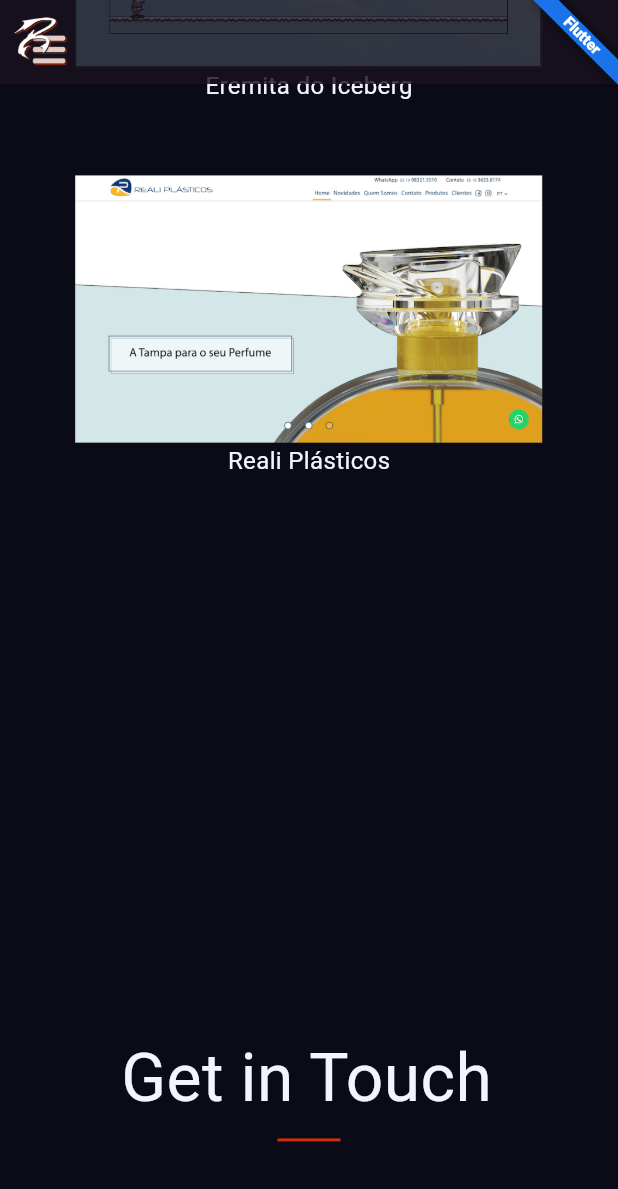
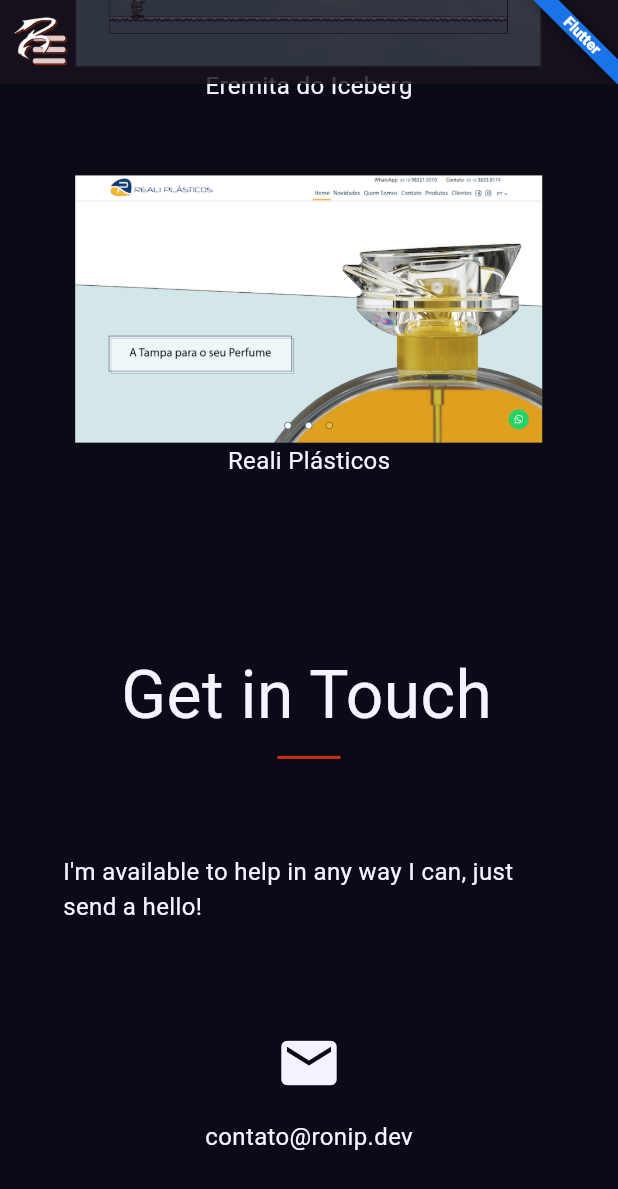
Before and after one commit to ronipaschoal/ronip, a Flutter app: the screen it shows after launch, scrolled down 2304 dp, on a phone screen of 412 x 824 dp. Shown: the top 1189 px of the screen. Run offline on Flutter 3.47's test engine with Material 3 defaults, Android fonts, the light colour scheme and no system bars; our stand-ins replace flutter_bloc, flutter_svg, go_router; generated files the repository leaves out were written again.

Commit message:
refactor: changed contact session

```diff
--- a/lib/l10n/app_en.arb
+++ b/lib/l10n/app_en.arb
@@ -10,5 +10,6 @@
     "totvsMobileApps": "After a few years focusing mainly on front-end development, I returned to the world of mobile apps in late 2021 and completely fell in love with Dart and Flutter. Currently, I am part of the first mobile-focused team at TOTVs - CMNet, where I have the opportunity to develop libraries and applications for Android and iOS.",
     "letSConnect": "I love facing challenges and adapting quickly to new technologies. Always looking for innovation, I like to collaborate on projects that have a real and positive impact. If you're interested in mobile technology or just want to exchange ideas on the subject, I'm always open for a conversation! Let's connect?",
     "myPrograms": "Some of my programs",
-    "getInTouch": "Get in Touch"
+    "getInTouch": "Get in Touch",
+    "sayHello": "I'm available to help in any way I can, just send a hello!"
 }
--- a/lib/l10n/app_pt.arb
+++ b/lib/l10n/app_pt.arb
@@ -10,5 +10,6 @@
     "totvsMobileApps": "Depois de alguns anos focado principalmente no desenvolvimento front-end, voltei para o mundo dos aplicativos móveis no final de 2022 e me apaixonei completamente por Dart e Flutter. Atualmente, faço parte da primeira equipe focada no mobile da TOTVs - CMNet, onde tenho a oportunidade de desenvolver bibliotecas e aplicativos para Android e iOS.",
     "letSConnect": "Adoro enfrentar desafios e me adaptar rapidamente a novas tecnologias. Sempre em busca de inovação, gosto de colaborar em projetos que tenham um impacto real e positivo. Se você está interessado em tecnologia móvel ou só quer trocar ideias sobre o assunto, estou sempre aberto para uma conversa! Vamos nos conectar?",
     "myPrograms": "Alguns dos meus programas",
-    "getInTouch": "Entre em contato"
+    "getInTouch": "Entre em contato",
+    "sayHello": "Estou à disposição no que puder ajudar, é só mandar um oi!"
 }
--- a/lib/model/home_menu_model.dart
+++ b/lib/model/home_menu_model.dart
@@ -50,10 +50,12 @@
 }
 
 class ExternalMenu {
+  final String text;
   final String icon;
   final String url;
 
   ExternalMenu({
+    required this.text,
     required this.icon,
     required this.url,
   });
@@ -62,13 +64,15 @@
     HyperlinkHelper.targetBlank(url);
   }
 
-  Widget get iconWidget => SvgPicture.asset(
+  Widget iconWidget(Size size) {
+    return SvgPicture.asset(
       icon,
-        width: 16,
-        height: 16,
+      width: size.width,
+      height: size.height,
       colorFilter: const ColorFilter.mode(
         RpTheme.textColor,
         BlendMode.srcIn,
       ),
     );
   }
+}
--- a/lib/pages/home/home_screen.dart
+++ b/lib/pages/home/home_screen.dart
@@ -73,10 +73,12 @@
 
   late final _externalMenuList = [
     ExternalMenu(
+      text: 'LinkedIn',
       icon: 'assets/images/logos/linkedin.svg',
       url: 'https://www.linkedin.com/in/roni-paschoal/',
     ),
     ExternalMenu(
+      text: 'GitHub',
       icon: 'assets/images/logos/github.svg',
       url: 'https://github.com/ronipaschoal/',
     ),
@@ -151,7 +153,10 @@
                 HomeSection(key: _getKeyByTitle(HomeSectionEnum.home)),
                 AboutSection(key: _getKeyByTitle(HomeSectionEnum.about)),
                 WorkSection(key: _getKeyByTitle(HomeSectionEnum.programs)),
-                ContactSection(key: _getKeyByTitle(HomeSectionEnum.contact)),
+                ContactSection(
+                  key: _getKeyByTitle(HomeSectionEnum.contact),
+                  externalMenuList: _externalMenuList,
+                ),
               ],
             ),
           ),
--- a/lib/pages/home/sections/about_section.dart
+++ b/lib/pages/home/sections/about_section.dart
@@ -1,7 +1,7 @@
 import 'package:flutter/material.dart';
 import 'package:flutter_gen/gen_l10n/app_localizations.dart';
-import 'package:ronip/pages/home/widgets/section_title_widget.dart';
-import 'package:ronip/pages/home/widgets/section_widget.dart';
+import 'package:ronip/pages/home/widgets/home_section_title_widget.dart';
+import 'package:ronip/pages/home/widgets/home_section_widget.dart';
 import 'package:ronip/ui/theme.dart';
 
 class AboutSection extends StatelessWidget {
@@ -9,10 +9,10 @@
 
   @override
   Widget build(BuildContext context) {
-    return SectionWidget(
+    return HomeSectionWidget(
       child: Column(
         children: [
-          SectionTitleWidget(title: AppLocalizations.of(context)!.aboutMe),
+          HomeSectionTitleWidget(title: AppLocalizations.of(context)!.aboutMe),
           SelectableText(
             AppLocalizations.of(context)!.hybridTechnologyEnthusiast,
             semanticsLabel:
--- a/lib/pages/home/sections/contact_section.dart
+++ b/lib/pages/home/sections/contact_section.dart
@@ -1,31 +1,104 @@
 import 'package:flutter/material.dart';
 import 'package:flutter_gen/gen_l10n/app_localizations.dart';
 import 'package:ronip/helpers/hyperlink_helper.dart';
-import 'package:ronip/pages/home/widgets/section_title_widget.dart';
-import 'package:ronip/pages/home/widgets/section_widget.dart';
+import 'package:ronip/helpers/media_query_helper.dart';
+import 'package:ronip/model/home_menu_model.dart';
+import 'package:ronip/pages/home/widgets/home_contact_item_widget.dart';
+import 'package:ronip/pages/home/widgets/home_section_title_widget.dart';
+import 'package:ronip/pages/home/widgets/home_section_widget.dart';
 import 'package:ronip/ui/theme.dart';
 
 class ContactSection extends StatelessWidget {
-  const ContactSection({super.key});
+  final List<ExternalMenu> externalMenuList;
+
+  const ContactSection({
+    super.key,
+    required this.externalMenuList,
+  });
 
   @override
   Widget build(BuildContext context) {
-    return SectionWidget(
+    return HomeSectionWidget(
       child: Column(
+        mainAxisSize: MainAxisSize.min,
         children: [
-          SectionTitleWidget(title: AppLocalizations.of(context)!.getInTouch),
-          TextButton(
-            child: const Text(
-              'contato@ronip.dev',
-              style: TextStyle(
-                color: RpTheme.textColor,
-                fontSize: RpTheme.fontSizeRegular,
-              ),
-            ),
-            onPressed: () => HyperlinkHelper.mail(
-              'mailto:contato@ronip.dev?subject=Website contact!',
-            ),
+          HomeSectionTitleWidget(
+            title: AppLocalizations.of(context)!.getInTouch,
           ),
+          Text(AppLocalizations.of(context)!.sayHello),
+          RpTheme.spacerLarge,
+          MediaQueryHelper(context).isSmallScreen()
+              ? Column(
+                  children: [
+                    HomeContactItemWidget(
+                      text: 'contato@ronip.dev',
+                      icon: const Icon(
+                        Icons.email,
+                        color: RpTheme.textColor,
+                        size: RpTheme.fontSizeLarge,
+                      ),
+                      onPressed: () => HyperlinkHelper.mail(
+                        'mailto:contato@ronip.dev?subject=Website contact!',
+                      ),
+                    ),
+                    ListView.builder(
+                      padding: EdgeInsets.zero,
+                      shrinkWrap: true,
+                      itemCount: externalMenuList.length,
+                      itemBuilder: (_, index) {
+                        final externalMenu = externalMenuList[index];
+                        return HomeContactItemWidget(
+                          text: externalMenu.text,
+                          icon: externalMenu.iconWidget(
+                            const Size(
+                              RpTheme.fontSizeLarge,
+                              RpTheme.fontSizeLarge,
+                            ),
+                          ),
+                          onPressed: externalMenu.goToExternal,
+                        );
+                      },
+                    ),
+                  ],
+                )
+              : Row(
+                  mainAxisAlignment: MainAxisAlignment.center,
+                  children: [
+                    HomeContactItemWidget(
+                      text: 'contato@ronip.dev',
+                      icon: const Icon(
+                        Icons.email,
+                        color: RpTheme.textColor,
+                        size: RpTheme.fontSizeLarge,
+                      ),
+                      onPressed: () => HyperlinkHelper.mail(
+                        'mailto:contato@ronip.dev?subject=Website contact!',
+                      ),
+                    ),
+                    SizedBox(
+                      height: 160.0,
+                      child: ListView.separated(
+                        shrinkWrap: true,
+                        scrollDirection: Axis.horizontal,
+                        itemCount: externalMenuList.length,
+                        itemBuilder: (_, index) {
+                          final externalMenu = externalMenuList[index];
+                          return HomeContactItemWidget(
+                            text: externalMenu.text,
+                            icon: externalMenu.iconWidget(
+                              const Size(
+                                RpTheme.fontSizeLarge,
+                                RpTheme.fontSizeLarge,
+                              ),
+                            ),
+                            onPressed: externalMenu.goToExternal,
+                          );
+                        },
+                        separatorBuilder: (_, __) => RpTheme.spacerSmallX,
+                      ),
+                    ),
+                  ],
+                ),
         ],
       ),
     );
--- a/lib/pages/home/sections/home_section.dart
+++ b/lib/pages/home/sections/home_section.dart
@@ -1,6 +1,6 @@
 import 'package:flutter/material.dart';
 import 'package:flutter_gen/gen_l10n/app_localizations.dart';
-import 'package:ronip/pages/home/widgets/section_widget.dart';
+import 'package:ronip/pages/home/widgets/home_section_widget.dart';
 import 'package:ronip/ui/theme.dart';
 import 'package:ronip/ui/widgets/logo_widget.dart';
 
@@ -9,7 +9,7 @@
 
   @override
   Widget build(BuildContext context) {
-    return SectionWidget(
+    return HomeSectionWidget(
       child: Column(
         children: [
           const RpLogoWidget(),
--- a/lib/pages/home/sections/work_section.dart
+++ b/lib/pages/home/sections/work_section.dart
@@ -1,8 +1,8 @@
 import 'package:flutter/material.dart';
 import 'package:flutter_gen/gen_l10n/app_localizations.dart';
 import 'package:ronip/helpers/hyperlink_helper.dart';
-import 'package:ronip/pages/home/widgets/section_title_widget.dart';
-import 'package:ronip/pages/home/widgets/section_widget.dart';
+import 'package:ronip/pages/home/widgets/home_section_title_widget.dart';
+import 'package:ronip/pages/home/widgets/home_section_widget.dart';
 import 'package:ronip/ui/theme.dart';
 import 'package:ronip/ui/widgets/image_widget.dart';
 
@@ -29,11 +29,14 @@
 
   @override
   Widget build(BuildContext context) {
-    return SectionWidget(
+    return HomeSectionWidget(
       child: Column(
         children: [
-          SectionTitleWidget(title: AppLocalizations.of(context)!.myPrograms),
+          HomeSectionTitleWidget(
+            title: AppLocalizations.of(context)!.myPrograms,
+          ),
           ListView.separated(
+            physics: const NeverScrollableScrollPhysics(),
             padding: EdgeInsets.zero,
             shrinkWrap: true,
             itemCount: _workList.length,
--- /dev/null
+++ b/lib/pages/home/widgets/home_contact_item_widget.dart
@@ -0,0 +1,43 @@
+import 'package:flutter/material.dart';
+import 'package:ronip/ui/theme.dart';
+
+class HomeContactItemWidget extends StatelessWidget {
+  final String text;
+  final Widget icon;
+  final VoidCallback onPressed;
+
+  const HomeContactItemWidget({
+    super.key,
+    required this.text,
+    required this.icon,
+    required this.onPressed,
+  });
+
+  @override
+  Widget build(BuildContext context) {
+    return Center(
+      child: SizedBox(
+        width: 160.0,
+        height: 160.0,
+        child: IconButton(
+          onPressed: onPressed,
+          icon: Column(
+            mainAxisAlignment: MainAxisAlignment.center,
+            mainAxisSize: MainAxisSize.min,
+            children: [
+              icon,
+              RpTheme.spacerMedium,
+              Text(
+                text,
+                style: const TextStyle(
+                  color: RpTheme.textColor,
+                  fontSize: RpTheme.fontSizeRegular,
+                ),
+              ),
+            ],
+          ),
+        ),
+      ),
+    );
+  }
+}
--- a/lib/pages/home/widgets/home_drawer_widget.dart
+++ b/lib/pages/home/widgets/home_drawer_widget.dart
@@ -1,6 +1,6 @@
 import 'package:flutter/material.dart';
 import 'package:ronip/model/home_menu_model.dart';
-import 'package:ronip/pages/home/widgets/menu_button_widget.dart';
+import 'package:ronip/pages/home/widgets/home_menu_button_widget.dart';
 import 'package:ronip/ui/theme.dart';
 
 class HomeDrawerWidget extends StatelessWidget {
@@ -30,7 +30,8 @@
           ListView.separated(
             shrinkWrap: true,
             itemCount: menuList.length,
-            itemBuilder: (_, index) => MenuButtonWidget(menu: menuList[index]),
+            itemBuilder: (_, index) =>
+                HomeMenuButtonWidget(menu: menuList[index]),
             separatorBuilder: (_, __) => RpTheme.spacerSmallX,
           ),
           RpTheme.spacerMedium,
@@ -50,7 +51,7 @@
                 final externalMenu = externalMenuList[index];
                 return IconButton(
                   onPressed: externalMenu.goToExternal,
-                  icon: externalMenu.iconWidget,
+                  icon: externalMenu.iconWidget(const Size(16.0, 16.0)),
                 );
               },
               separatorBuilder: (_, __) => RpTheme.spacerSmallX,
--- a/lib/pages/home/widgets/menu_button_widget.dart
+++ b/lib/pages/home/widgets/home_menu_button_widget.dart
@@ -4,10 +4,10 @@
 import 'package:ronip/pages/home/cubit/home_cubit.dart';
 import 'package:ronip/ui/theme.dart';
 
-class MenuButtonWidget extends StatelessWidget {
+class HomeMenuButtonWidget extends StatelessWidget {
   final HomeMenu menu;
 
-  const MenuButtonWidget({
+  const HomeMenuButtonWidget({
     super.key,
     required this.menu,
   });
--- a/lib/pages/home/widgets/home_menu_widget.dart
+++ b/lib/pages/home/widgets/home_menu_widget.dart
@@ -1,6 +1,6 @@
 import 'package:flutter/material.dart';
 import 'package:ronip/model/home_menu_model.dart';
-import 'package:ronip/pages/home/widgets/menu_button_widget.dart';
+import 'package:ronip/pages/home/widgets/home_menu_button_widget.dart';
 import 'package:ronip/ui/theme.dart';
 
 class HomeMenuWidget extends StatelessWidget {
@@ -29,7 +29,8 @@
           scrollDirection: Axis.horizontal,
           shrinkWrap: true,
           itemCount: menuList.length,
-          itemBuilder: (_, index) => MenuButtonWidget(menu: menuList[index]),
+          itemBuilder: (_, index) =>
+              HomeMenuButtonWidget(menu: menuList[index]),
           separatorBuilder: (_, __) => RpTheme.spacerSmallX,
         ),
         RpTheme.spacerMedium,
@@ -47,7 +48,7 @@
             final externalMenu = externalMenuList[index];
             return IconButton(
               onPressed: externalMenu.goToExternal,
-              icon: externalMenu.iconWidget,
+              icon: externalMenu.iconWidget(const Size(16.0, 16.0)),
             );
           },
           separatorBuilder: (_, __) => RpTheme.spacerSmallX,
--- a/lib/pages/home/widgets/section_title_widget.dart
+++ b/lib/pages/home/widgets/home_section_title_widget.dart
@@ -1,10 +1,10 @@
 import 'package:flutter/material.dart';
 import 'package:ronip/ui/theme.dart';
 
-class SectionTitleWidget extends StatelessWidget {
+class HomeSectionTitleWidget extends StatelessWidget {
   final String title;
 
-  const SectionTitleWidget({
+  const HomeSectionTitleWidget({
     super.key,
     required this.title,
   });
--- a/lib/pages/home/widgets/section_widget.dart
+++ b/lib/pages/home/widgets/home_section_widget.dart
@@ -1,19 +1,19 @@
 import 'package:flutter/material.dart';
 import 'package:ronip/helpers/media_query_helper.dart';
 
-class SectionWidget extends StatefulWidget {
+class HomeSectionWidget extends StatefulWidget {
   final Widget child;
 
-  const SectionWidget({
+  const HomeSectionWidget({
     super.key,
     required this.child,
   });
 
   @override
-  State<SectionWidget> createState() => _SectionWidgetState();
+  State<HomeSectionWidget> createState() => _HomeSectionWidgetState();
 }
 
-class _SectionWidgetState extends State<SectionWidget> {
+class _HomeSectionWidgetState extends State<HomeSectionWidget> {
   @override
   Widget build(BuildContext context) {
     return Container(
```
Lines whose indentation alone changed are shown as unchanged.
